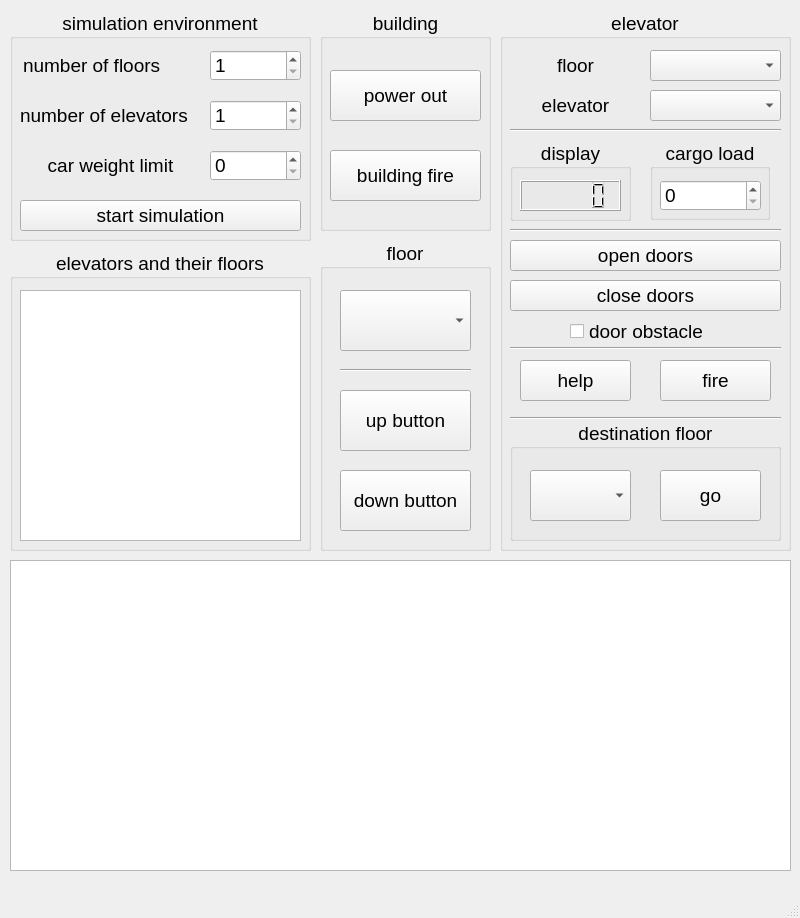
Old version of the form mainwindow.ui in the repository boostaboosh/elevator-system-simulator-Qt-cpp.
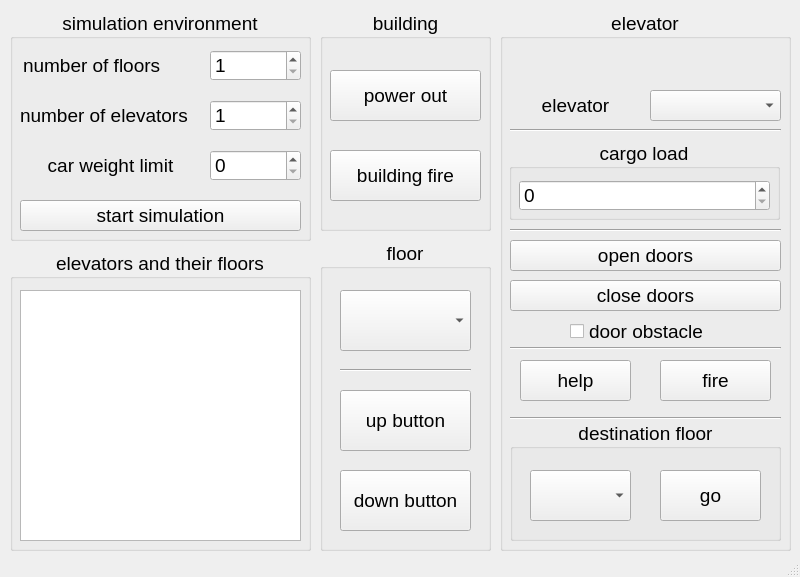
New version of the form.

Commit message: Add elevator selection, open & close doors, & go to floor functions

```diff
--- a/mainwindow.ui
+++ b/mainwindow.ui
@@ -7,7 +7,7 @@
     <x>0</x>
     <y>0</y>
     <width>800</width>
-    <height>918</height>
+    <height>577</height>
    </rect>
   </property>
   <property name="windowTitle">
@@ -119,32 +119,6 @@
     <property name="alignment">
      <set>Qt::AlignCenter</set>
     </property>
-    <widget class="QGroupBox" name="groupBox_3">
-     <property name="geometry">
-      <rect>
-       <x>10</x>
-       <y>130</y>
-       <width>121</width>
-       <height>81</height>
-      </rect>
-     </property>
-     <property name="title">
-      <string>display</string>
-     </property>
-     <property name="alignment">
-      <set>Qt::AlignCenter</set>
-     </property>
-     <widget class="QLCDNumber" name="elevatorDisplay">
-      <property name="geometry">
-       <rect>
-        <x>10</x>
-        <y>40</y>
-        <width>101</width>
-        <height>31</height>
-       </rect>
-      </property>
-     </widget>
-    </widget>
     <widget class="QComboBox" name="elevatorSelectionComboBox">
      <property name="geometry">
       <rect>
@@ -155,32 +129,6 @@
       </rect>
      </property>
     </widget>
-    <widget class="QComboBox" name="elevatorFloorSelectionComboBox">
-     <property name="geometry">
-      <rect>
-       <x>150</x>
-       <y>40</y>
-       <width>131</width>
-       <height>31</height>
-      </rect>
-     </property>
-    </widget>
-    <widget class="QLabel" name="label">
-     <property name="geometry">
-      <rect>
-       <x>10</x>
-       <y>40</y>
-       <width>131</width>
-       <height>31</height>
-      </rect>
-     </property>
-     <property name="text">
-      <string>floor</string>
-     </property>
-     <property name="alignment">
-      <set>Qt::AlignCenter</set>
-     </property>
-    </widget>
     <widget class="QLabel" name="label_2">
      <property name="geometry">
       <rect>
@@ -364,9 +312,9 @@
     <widget class="QGroupBox" name="groupBox_5">
      <property name="geometry">
       <rect>
-       <x>150</x>
+       <x>9</x>
        <y>130</y>
-       <width>120</width>
+       <width>271</width>
        <height>80</height>
       </rect>
      </property>
@@ -381,7 +329,7 @@
        <rect>
         <x>10</x>
         <y>40</y>
-        <width>101</width>
+        <width>251</width>
         <height>31</height>
        </rect>
       </property>
@@ -545,16 +493,6 @@
      </property>
     </widget>
    </widget>
-   <widget class="QTextEdit" name="outputTextEdit">
-    <property name="geometry">
-     <rect>
-      <x>10</x>
-      <y>560</y>
-      <width>781</width>
-      <height>311</height>
-     </rect>
-    </property>
-   </widget>
    <widget class="QGroupBox" name="groupBox_9">
     <property name="geometry">
      <rect>
```
The commit also changes 4 other files.
